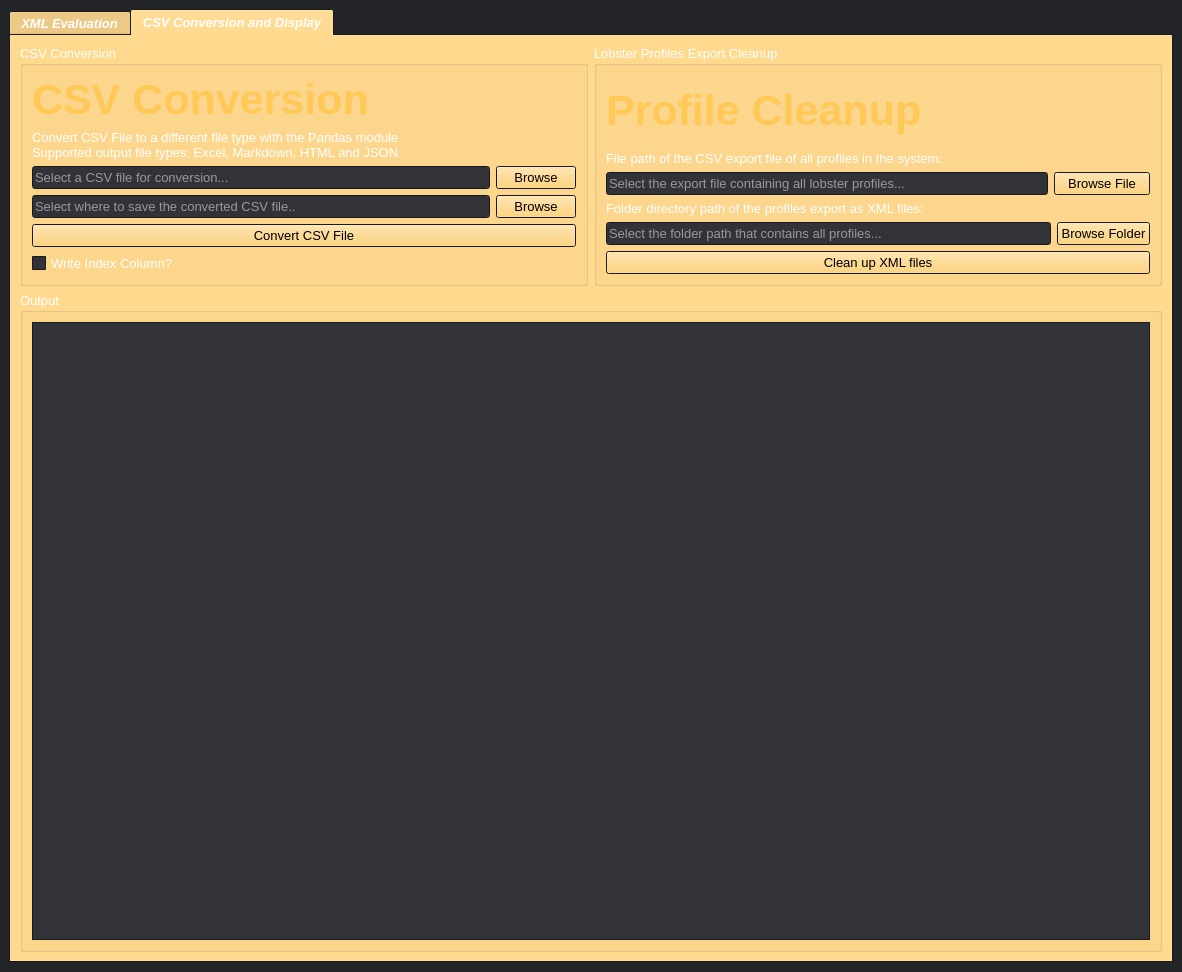
zaricj/XMLuvation, file src/xmluvation/resources/ui/XMLuvation.ui: the form before one commit.
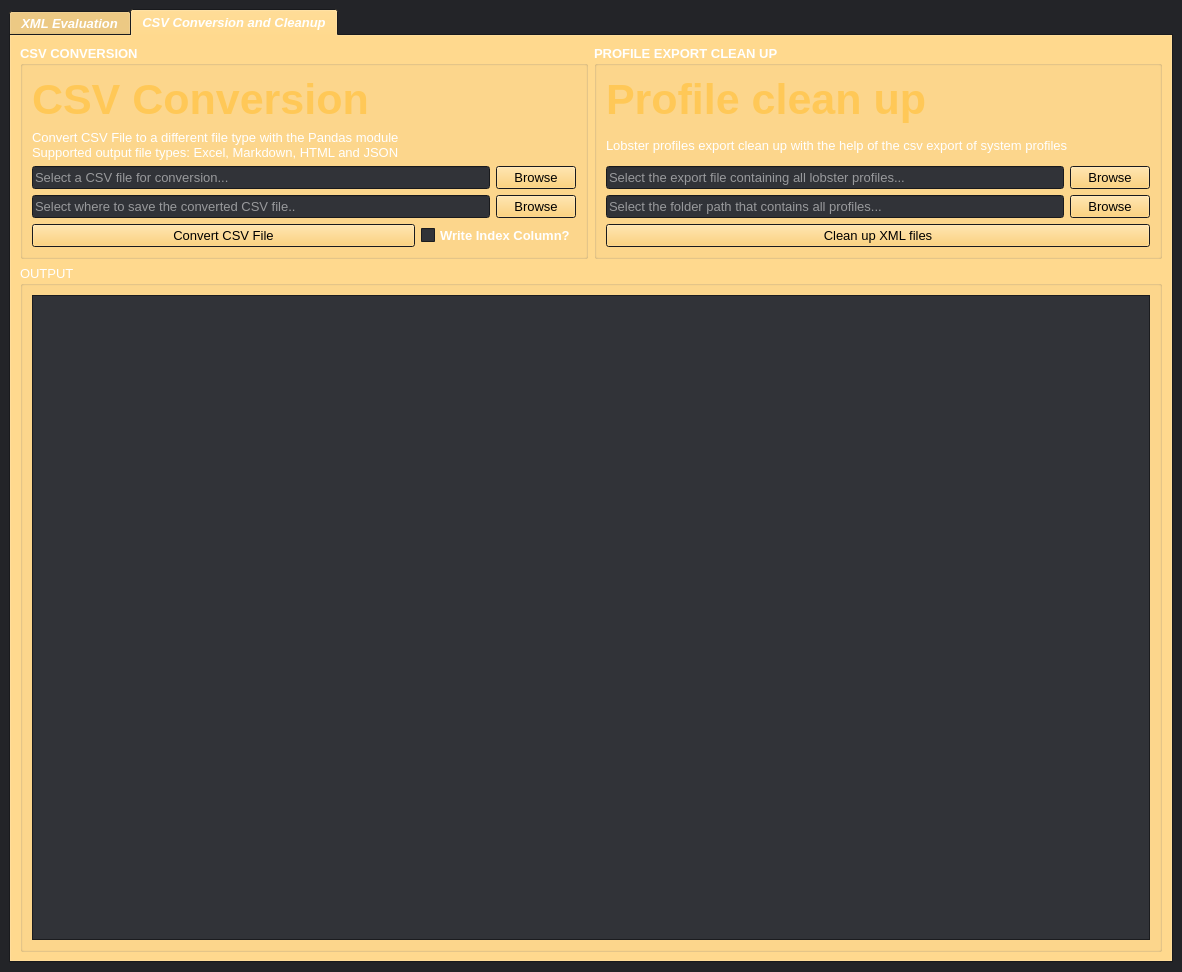
The form after the commit. The open tabs and pages were chosen to show the change. Icons and pictures are not drawn.

The edit to the form file:
```diff
--- a/src/xmluvation/resources/ui/XMLuvation.ui
+++ b/src/xmluvation/resources/ui/XMLuvation.ui
@@ -1507,7 +1507,7 @@
         </font>
        </property>
        <attribute name="title">
-        <string>CSV Conversion and Display</string>
+        <string>CSV Conversion and Cleanup</string>
        </attribute>
        <layout class="QVBoxLayout" name="verticalLayout_13">
         <item>
@@ -1520,8 +1520,18 @@
               <height>16777215</height>
              </size>
             </property>
+            <property name="font">
+             <font>
+              <family>Microsoft YaHei UI</family>
+              <pointsize>10</pointsize>
+              <italic>false</italic>
+              <bold>true</bold>
+              <underline>false</underline>
+              <strikeout>false</strikeout>
+             </font>
+            </property>
             <property name="title">
-             <string>CSV Conversion</string>
+             <string>CSV CONVERSION</string>
             </property>
             <layout class="QVBoxLayout" name="verticalLayout_2">
              <item>
@@ -1591,6 +1601,16 @@
                </property>
                <item>
                 <widget class="QLineEdit" name="line_edit_csv_conversion_path_input">
+                 <property name="font">
+                  <font>
+                   <family>Microsoft YaHei UI</family>
+                   <pointsize>10</pointsize>
+                   <italic>false</italic>
+                   <bold>false</bold>
+                   <underline>false</underline>
+                   <strikeout>false</strikeout>
+                  </font>
+                 </property>
                  <property name="placeholderText">
                   <string>Select a CSV file for conversion...</string>
                  </property>
@@ -1601,6 +1621,16 @@
                </item>
                <item>
                 <widget class="QPushButton" name="button_browse_csv_conversion_path_input">
+                 <property name="font">
+                  <font>
+                   <family>Microsoft YaHei UI</family>
+                   <pointsize>10</pointsize>
+                   <italic>false</italic>
+                   <bold>false</bold>
+                   <underline>false</underline>
+                   <strikeout>false</strikeout>
+                  </font>
+                 </property>
                  <property name="text">
                   <string>Browse</string>
                  </property>
@@ -1612,6 +1642,16 @@
               <layout class="QHBoxLayout" name="hor_layout_csv_conversion_path_output">
                <item>
                 <widget class="QLineEdit" name="line_edit_csv_conversion_path_output">
+                 <property name="font">
+                  <font>
+                   <family>Microsoft YaHei UI</family>
+                   <pointsize>10</pointsize>
+                   <italic>false</italic>
+                   <bold>false</bold>
+                   <underline>false</underline>
+                   <strikeout>false</strikeout>
+                  </font>
+                 </property>
                  <property name="text">
                   <string/>
                  </property>
@@ -1625,6 +1665,16 @@
                </item>
                <item>
                 <widget class="QPushButton" name="button_browse_csv_conversion_path_output">
+                 <property name="font">
+                  <font>
+                   <family>Microsoft YaHei UI</family>
+                   <pointsize>10</pointsize>
+                   <italic>false</italic>
+                   <bold>false</bold>
+                   <underline>false</underline>
+                   <strikeout>false</strikeout>
+                  </font>
+                 </property>
                  <property name="text">
                   <string>Browse</string>
                  </property>
@@ -1633,26 +1683,56 @@
               </layout>
              </item>
              <item>
-              <widget class="QPushButton" name="button_csv_conversion_convert">
-               <property name="text">
-                <string>Convert CSV File</string>
-               </property>
-              </widget>
-             </item>
-             <item>
-              <widget class="QCheckBox" name="checkbox_write_index_column">
-               <property name="text">
-                <string>Write Index Column?</string>
-               </property>
-              </widget>
+              <layout class="QHBoxLayout" name="horizontalLayout_5">
+               <item>
+                <widget class="QPushButton" name="button_csv_conversion_convert">
+                 <property name="font">
+                  <font>
+                   <family>Microsoft YaHei UI</family>
+                   <pointsize>10</pointsize>
+                   <italic>false</italic>
+                   <bold>false</bold>
+                   <underline>false</underline>
+                   <strikeout>false</strikeout>
+                  </font>
+                 </property>
+                 <property name="text">
+                  <string>Convert CSV File</string>
+                 </property>
+                </widget>
+               </item>
+               <item>
+                <widget class="QCheckBox" name="checkbox_write_index_column">
+                 <property name="sizePolicy">
+                  <sizepolicy hsizetype="Maximum" vsizetype="Fixed">
+                   <horstretch>0</horstretch>
+                   <verstretch>0</verstretch>
+                  </sizepolicy>
+                 </property>
+                 <property name="text">
+                  <string>Write Index Column?</string>
+                 </property>
+                </widget>
+               </item>
+              </layout>
              </item>
             </layout>
            </widget>
           </item>
           <item>
            <widget class="QGroupBox" name="groupbox_lobster_profiles_cleanup">
+            <property name="font">
+             <font>
+              <family>Microsoft YaHei UI</family>
+              <pointsize>10</pointsize>
+              <italic>false</italic>
+              <bold>true</bold>
+              <underline>false</underline>
+              <strikeout>false</strikeout>
+             </font>
+            </property>
             <property name="title">
-             <string>Lobster Profiles Export Cleanup</string>
+             <string>PROFILE EXPORT CLEAN UP</string>
             </property>
             <layout class="QVBoxLayout" name="verticalLayout_10">
              <item>
@@ -1671,47 +1751,80 @@
                 <string notr="true">color: rgb(255, 200, 87);</string>
                </property>
                <property name="text">
-                <string>Profile Cleanup</string>
+                <string>Profile clean up</string>
+               </property>
+              </widget>
+             </item>
+             <item>
+              <widget class="QLabel" name="label_2">
+               <property name="font">
+                <font>
+                 <family>Microsoft YaHei UI</family>
+                 <pointsize>10</pointsize>
+                 <italic>false</italic>
+                 <bold>false</bold>
+                 <underline>false</underline>
+                 <strikeout>false</strikeout>
+                </font>
+               </property>
+               <property name="text">
+                <string>Lobster profiles export clean up with the help of the csv export of system profiles</string>
                </property>
               </widget>
              </item>
              <item>
               <layout class="QVBoxLayout" name="verticalLayout_3">
-               <item>
-                <widget class="QLabel" name="label_file_path_profile_cleanup">
-                 <property name="text">
-                  <string>File path of the CSV export file of all profiles in the system:</string>
-                 </property>
-                </widget>
-               </item>
                <item>
                 <layout class="QHBoxLayout" name="horizontalLayout_4">
                  <item>
                   <widget class="QLineEdit" name="line_edit_profile_cleanup_csv_file_path">
+                   <property name="font">
+                    <font>
+                     <family>Microsoft YaHei UI</family>
+                     <pointsize>10</pointsize>
+                     <italic>false</italic>
+                     <bold>false</bold>
+                     <underline>false</underline>
+                     <strikeout>false</strikeout>
+                    </font>
+                   </property>
                    <property name="text">
                     <string/>
                    </property>
                    <property name="placeholderText">
                     <string>Select the export file containing all lobster profiles...</string>
                    </property>
+                   <property name="clearButtonEnabled">
+                    <bool>true</bool>
+                   </property>
                   </widget>
                  </item>
                  <item>
                   <widget class="QPushButton" name="button_profile_cleanup_browse_csv_file_path">
                    <property name="minimumSize">
                     <size>
-                     <width>96</width>
+                     <width>0</width>
                      <height>0</height>
                     </size>
                    </property>
                    <property name="maximumSize">
                     <size>
-                     <width>96</width>
+                     <width>16777215</width>
                      <height>16777215</height>
                     </size>
                    </property>
+                   <property name="font">
+                    <font>
+                     <family>Microsoft YaHei UI</family>
+                     <pointsize>10</pointsize>
+                     <italic>false</italic>
+                     <bold>false</bold>
+                     <underline>false</underline>
+                     <strikeout>false</strikeout>
+                    </font>
+                   </property>
                    <property name="text">
-                    <string>Browse File</string>
+                    <string>Browse</string>
                    </property>
                   </widget>
                  </item>
@@ -1719,26 +1832,42 @@
                </item>
                <item>
                 <layout class="QVBoxLayout" name="verticalLayout_9">
-                 <item>
-                  <widget class="QLabel" name="label_folder_path_profile_cleanup">
-                   <property name="text">
-                    <string>Folder directory path of the profiles export as XML files:</string>
-                   </property>
-                  </widget>
-                 </item>
                  <item>
                   <layout class="QHBoxLayout" name="horizontalLayout_3">
                    <item>
                     <widget class="QLineEdit" name="line_edit_profile_cleanup_folder_path">
+                     <property name="font">
+                      <font>
+                       <family>Microsoft YaHei UI</family>
+                       <pointsize>10</pointsize>
+                       <italic>false</italic>
+                       <bold>false</bold>
+                       <underline>false</underline>
+                       <strikeout>false</strikeout>
+                      </font>
+                     </property>
                      <property name="placeholderText">
                       <string>Select the folder path that contains all profiles...</string>
                      </property>
+                     <property name="clearButtonEnabled">
+                      <bool>true</bool>
+                     </property>
                     </widget>
                    </item>
                    <item>
                     <widget class="QPushButton" name="button_profile_cleanup_browse_folder_path">
+                     <property name="font">
+                      <font>
+                       <family>Microsoft YaHei UI</family>
+                       <pointsize>10</pointsize>
+                       <italic>false</italic>
+                       <bold>false</bold>
+                       <underline>false</underline>
+                       <strikeout>false</strikeout>
+                      </font>
+                     </property>
                      <property name="text">
-                      <string>Browse Folder</string>
+                      <string>Browse</string>
                      </property>
                     </widget>
                    </item>
@@ -1748,6 +1877,16 @@
                </item>
                <item>
                 <widget class="QPushButton" name="button_profile_cleanup_cleanup_start">
+                 <property name="font">
+                  <font>
+                   <family>Microsoft YaHei UI</family>
+                   <pointsize>10</pointsize>
+                   <italic>false</italic>
+                   <bold>false</bold>
+                   <underline>false</underline>
+                   <strikeout>false</strikeout>
+                  </font>
+                 </property>
                  <property name="text">
                   <string>Clean up XML files</string>
                  </property>
@@ -1765,7 +1904,7 @@
           <item>
            <widget class="QGroupBox" name="group_box_tab2_program_output">
             <property name="title">
-             <string>Output</string>
+             <string>OUTPUT</string>
             </property>
             <layout class="QHBoxLayout" name="horizontalLayout">
              <item>
```
